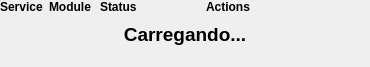
Before: the Qt Designer form containerlistwidget.ui in eduardosaraujo1/simple-container-manager, drawn with Qt 5.
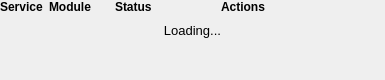
After: the same form once the commit is applied.

Patch:
```diff
--- a/containerlistwidget.ui
+++ b/containerlistwidget.ui
@@ -6,8 +6,8 @@
    <rect>
     <x>0</x>
     <y>0</y>
-    <width>370</width>
-    <height>67</height>
+    <width>385</width>
+    <height>80</height>
    </rect>
   </property>
   <property name="windowTitle">
@@ -186,12 +186,13 @@
           <widget class="QLabel" name="lbl_loading">
            <property name="font">
             <font>
-             <pointsize>14</pointsize>
-             <bold>true</bold>
+             <pointsize>10</pointsize>
+             <bold>false</bold>
+             <kerning>false</kerning>
             </font>
            </property>
            <property name="text">
-            <string>Carregando...</string>
+            <string>Loading...</string>
            </property>
            <property name="alignment">
             <set>Qt::AlignmentFlag::AlignCenter</set>
```
